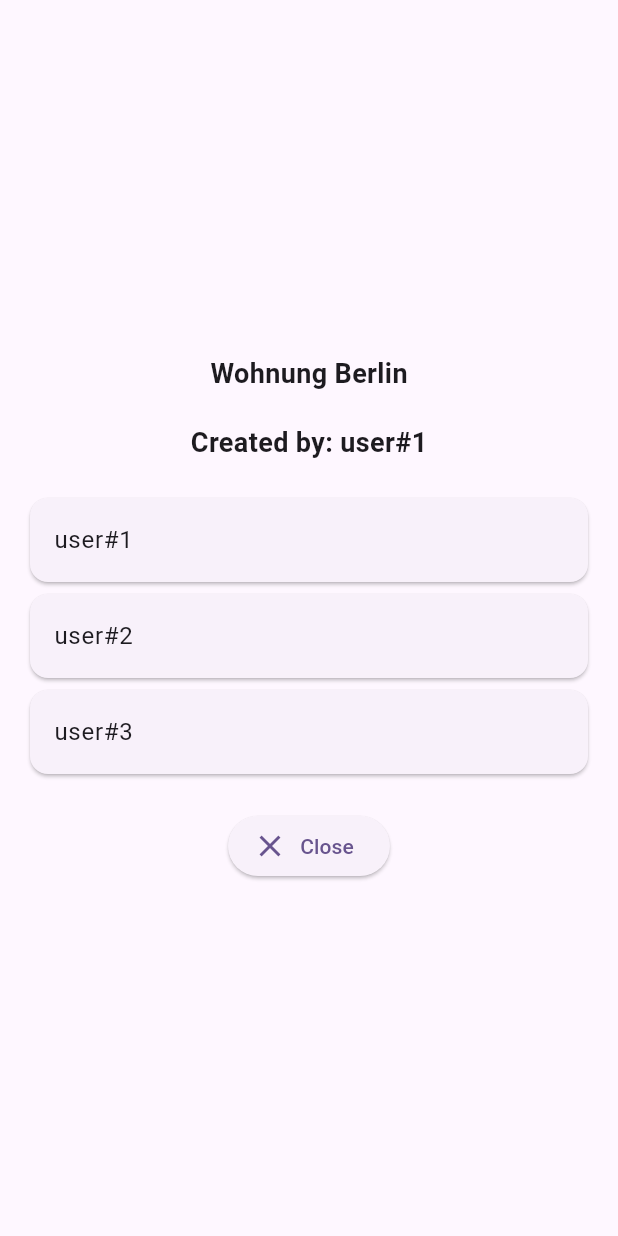
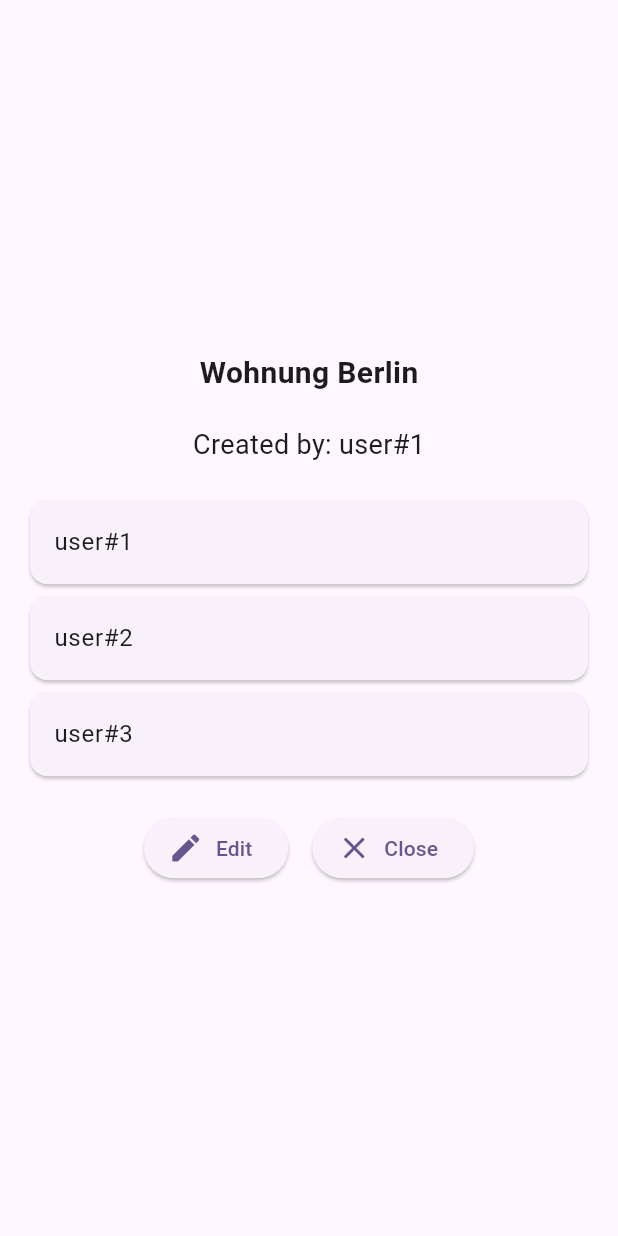
Before and after one commit to DenisKnecht02/flutter_project_2023, a Flutter app: the screen it shows after launch, after a tap on "Wohnung Berlin", on a phone screen of 412 x 824 dp. Run offline on Flutter 3.47's test engine with Material 2 defaults, Android fonts, the phone set to English and light mode, and no system bars; our stand-ins replace firebase_core; accounts and stored records are empty.

Commit message:
added edit screen for group

```diff
--- a/lib/widgets/group.dart
+++ b/lib/widgets/group.dart
@@ -5,7 +5,7 @@ import 'package:flutter_project_2023/shared/enums.dart';
 class GroupWidget extends StatefulWidget {
   final Group group;
 
-  GroupWidget({Key? key, required this.group}) : super(key: key);
+  GroupWidget({super.key, required this.group}) {}
 
   @override
   _GroupWidgetState createState() => _GroupWidgetState();
@@ -13,6 +13,245 @@ class GroupWidget extends StatefulWidget {
 
 class _GroupWidgetState extends State<GroupWidget> {
   final _meatballMenuIcon = const Icon(Icons.more_vert);
+
+  late String groupName;
+  late String groupDescription;
+  late List<String> userIds;
+
+  @override
+  void initState() {
+    resetData();
+  }
+
+  void resetData() {
+    setState(() {
+      groupName = widget.group.name;
+      groupDescription =
+          widget.group.description == null ? '' : widget.group.description!;
+      userIds = [...widget.group.userIds];
+    });
+  }
+
+  void showEditScreen() {
+    showGeneralDialog(
+      context: context,
+      pageBuilder: (context, animation, secondaryAnimation) {
+        return Scaffold(
+          body: Column(
+            mainAxisAlignment: MainAxisAlignment.center,
+            crossAxisAlignment: CrossAxisAlignment.center,
+            children: [
+              TextField(
+                controller: TextEditingController()..text = groupName,
+                decoration: const InputDecoration(
+                  hintText: 'Group Name',
+                ),
+                style: const TextStyle(
+                    fontSize: 18.0, fontWeight: FontWeight.bold),
+                onChanged: (value) {
+                  setState(() {
+                    groupName = value;
+                  });
+                },
+              ),
+              const SizedBox(
+                height: 20,
+              ),
+              TextField(
+                controller: TextEditingController()..text = groupDescription,
+                decoration: const InputDecoration(
+                  hintText: 'Group Description',
+                ),
+                style: const TextStyle(
+                  fontSize: 18.0,
+                ),
+                onChanged: (value) {
+                  setState(() {
+                    groupDescription = value;
+                  });
+                },
+              ),
+              const SizedBox(
+                height: 20,
+              ),
+              Text(
+                "Created by: ${widget.group.creatorId}",
+                style: const TextStyle(fontSize: 18.0),
+              ),
+              const SizedBox(
+                height: 20,
+              ),
+              ListView.builder(
+                key: Key(userIds.length.toString()),
+                scrollDirection: Axis.vertical,
+                shrinkWrap: true,
+                padding: const EdgeInsets.symmetric(horizontal: 16.0),
+                itemBuilder: (context, index) {
+                  return ClipRRect(
+                    borderRadius: const BorderRadius.all(Radius.circular(20)),
+                    child: Dismissible(
+                      key: Key(userIds[index]),
+                      direction: DismissDirection.endToStart,
+                      onDismissed: (direction) {
+                        setState(() {
+                          userIds.removeAt(index);
+                        });
+                      },
+                      background: Container(
+                        padding: const EdgeInsetsDirectional.only(end: 20),
+                        alignment: Alignment.centerRight,
+                        decoration: const BoxDecoration(
+                          color: Colors.red,
+                        ),
+                        child: const Icon(
+                          Icons.group_remove,
+                          color: Colors.white,
+                        ),
+                      ),
+                      child: Card(
+                          shape: const RoundedRectangleBorder(
+                              borderRadius: BorderRadius.all(Radius.zero)),
+                          margin: const EdgeInsets.only(bottom: 8),
+                          key: Key(userIds[index]),
+                          child: ListTile(
+                            title: Text(userIds[index]),
+                            trailing: const Icon(Icons.arrow_back),
+                          )),
+                    ),
+                  );
+                },
+                itemCount: userIds.length,
+              ),
+              const SizedBox(
+                height: 20,
+              ),
+              Row(
+                mainAxisAlignment: MainAxisAlignment.center,
+                children: [
+                  ElevatedButton.icon(
+                    onPressed: () {
+                      Navigator.pop(context);
+                    },
+                    icon: const Icon(
+                      Icons.save,
+                      size: 24.0,
+                    ),
+                    label: const Text('Save'),
+                  ),
+                  const SizedBox(width: 16),
+                  ElevatedButton.icon(
+                    onPressed: () {
+                      resetData();
+                      Navigator.of(context).pop();
+                    },
+                    icon: const Icon(
+                      Icons.close,
+                      size: 24.0,
+                    ),
+                    label: const Text('Cancel'),
+                  ),
+                ],
+              )
+            ],
+          ),
+        );
+      },
+      barrierDismissible: true,
+      barrierLabel: MaterialLocalizations.of(context).modalBarrierDismissLabel,
+      barrierColor: Theme.of(context).colorScheme.background,
+      transitionDuration: const Duration(milliseconds: 200),
+    );
+  }
+
+  void showDetailsScreen() {
+    showGeneralDialog(
+      context: context,
+      pageBuilder: (context, animation, secondaryAnimation) {
+        return Scaffold(
+          body: Column(
+            mainAxisAlignment: MainAxisAlignment.center,
+            crossAxisAlignment: CrossAxisAlignment.center,
+            children: [
+              Text(
+                widget.group.name,
+                softWrap: true,
+                overflow: TextOverflow.clip,
+                style: const TextStyle(
+                    fontSize: 20.0, fontWeight: FontWeight.bold),
+              ),
+              const SizedBox(
+                height: 20,
+              ),
+              if (widget.group.description != null) ...[
+                Text(
+                  widget.group.description!,
+                  style: const TextStyle(
+                    fontSize: 18.0,
+                  ),
+                ),
+                const SizedBox(
+                  height: 20,
+                ),
+              ],
+              Text(
+                "Created by: ${widget.group.creatorId}",
+                style: const TextStyle(fontSize: 18.0),
+              ),
+              const SizedBox(
+                height: 20,
+              ),
+              ListView.builder(
+                scrollDirection: Axis.vertical,
+                shrinkWrap: true,
+                padding: const EdgeInsets.symmetric(horizontal: 16.0),
+                itemBuilder: (context, index) {
+                  return Card(
+                    child: ListTile(
+                      title: Text(widget.group.userIds[index]),
+                    ),
+                  );
+                },
+                itemCount: widget.group.userIds.length,
+              ),
+              const SizedBox(
+                height: 20,
+              ),
+              Row(
+                mainAxisAlignment: MainAxisAlignment.center,
+                children: [
+                  ElevatedButton.icon(
+                    onPressed: () {
+                      showEditScreen();
+                    },
+                    icon: const Icon(
+                      Icons.edit,
+                      size: 24.0,
+                    ),
+                    label: const Text('Edit'),
+                  ),
+                  const SizedBox(width: 16),
+                  ElevatedButton.icon(
+                    onPressed: () {
+                      Navigator.pop(context);
+                    },
+                    icon: const Icon(
+                      Icons.close,
+                      size: 24.0,
+                    ),
+                    label: const Text('Close'),
+                  ),
+                ],
+              )
+            ],
+          ),
+        );
+      },
+      barrierDismissible: true,
+      barrierLabel: MaterialLocalizations.of(context).modalBarrierDismissLabel,
+      barrierColor: Theme.of(context).colorScheme.background,
+      transitionDuration: const Duration(milliseconds: 200),
+    );
+  }
 
   @override
   Widget build(BuildContext context) {
@@ -50,58 +289,10 @@ class _GroupWidgetState extends State<GroupWidget> {
               case 'delete':
                 // handle delete action
                 break;
-              case 'edit':
-                // handle Update action
-                break;
               case 'copy_invite_code':
                 break;
               case 'view_details':
-                Scaffold.of(context).showBottomSheet<void>(
-                    (BuildContext context) {
-                  return Container(
-                    height: 200,
-                    margin: const EdgeInsets.symmetric(
-                        horizontal: 32.0, vertical: 4.0),
-                    child: Center(
-                      child: Column(
-                        mainAxisAlignment: MainAxisAlignment.center,
-                        mainAxisSize: MainAxisSize.min,
-                        children: <Widget>[
-                          const Text("Create Group",
-                              style: TextStyle(
-                                fontSize: 24.0,
-                              )),
-                          const TextField(
-                            decoration: InputDecoration(
-                              labelText: "Group Name",
-                            ),
-                          ),
-                          const SizedBox(
-                            height: 20.0,
-                          ),
-                          Row(
-                            mainAxisAlignment: MainAxisAlignment.center,
-                            children: [
-                              ElevatedButton(
-                                  child: const Text('Create group'),
-                                  onPressed: () {
-                                    Navigator.pop(context);
-                                  }),
-                              const SizedBox(
-                                width: 10.0,
-                              ),
-                              ElevatedButton(
-                                  child: const Text('Cancel'),
-                                  onPressed: () {
-                                    Navigator.pop(context);
-                                  })
-                            ],
-                          ),
-                        ],
-                      ),
-                    ),
-                  );
-                }, backgroundColor: Colors.white);
+                showEditScreen();
                 break;
             }
           },
@@ -111,95 +302,14 @@ class _GroupWidgetState extends State<GroupWidget> {
               child: Text('Delete'),
             ),
             const PopupMenuItem(
-              value: 'edit',
-              child: Text('Edit'),
-            ),
-            const PopupMenuItem(
               value: 'copy_invite_code',
               child: Text('Copy Invite Code'),
-            ),
-            const PopupMenuItem(
-              value: 'view_details',
-              child: Text('View details'),
             ),
           ],
           icon: _meatballMenuIcon,
         ),
         onTap: () {
-          showGeneralDialog(
-            context: context,
-            pageBuilder: (context, animation, secondaryAnimation) {
-              return Scaffold(
-                body: Column(
-                  mainAxisAlignment: MainAxisAlignment.center,
-                  crossAxisAlignment: CrossAxisAlignment.center,
-                  children: [
-                    Text(
-                      widget.group.name,
-                      softWrap: true,
-                      overflow: TextOverflow.clip,
-                      style: const TextStyle(
-                          fontSize: 18.0, fontWeight: FontWeight.bold),
-                    ),
-                    const SizedBox(
-                      height: 20,
-                    ),
-                    if (widget.group.description != null) ...[
-                      Text(
-                        widget.group.description!,
-                        style: const TextStyle(
-                          fontSize: 18.0,
-                          fontWeight: FontWeight.bold,
-                        ),
-                      ),
-                      const SizedBox(
-                        height: 20,
-                      ),
-                    ],
-                    Text(
-                      "Created by: ${widget.group.creatorId}",
-                      style: const TextStyle(
-                          fontSize: 18.0, fontWeight: FontWeight.bold),
-                    ),
-                    const SizedBox(
-                      height: 20,
-                    ),
-                    ListView.builder(
-                      scrollDirection: Axis.vertical,
-                      shrinkWrap: true,
-                      padding: const EdgeInsets.symmetric(horizontal: 16.0),
-                      itemBuilder: (context, index) {
-                        return Card(
-                          child: ListTile(
-                            title: Text(widget.group.userIds[index]),
-                          ),
-                        );
-                      },
-                      itemCount: widget.group.userIds.length,
-                    ),
-                    const SizedBox(
-                      height: 20,
-                    ),
-                    ElevatedButton.icon(
-                      onPressed: () {
-                        Navigator.pop(context);
-                      },
-                      icon: const Icon(
-                        Icons.close,
-                        size: 24.0,
-                      ),
-                      label: const Text('Close'),
-                    ),
-                  ],
-                ),
-              );
-            },
-            barrierDismissible: true,
-            barrierLabel:
-                MaterialLocalizations.of(context).modalBarrierDismissLabel,
-            barrierColor: Theme.of(context).colorScheme.background,
-            transitionDuration: const Duration(milliseconds: 200),
-          );
+          showDetailsScreen();
         },
       ),
     );
--- a/lib/widgets/pages/group_page.dart
+++ b/lib/widgets/pages/group_page.dart
@@ -38,7 +38,7 @@ class GrouPage extends StatelessWidget {
           onPressed: () {
             Scaffold.of(context).showBottomSheet<void>((BuildContext context) {
               return Container(
-                height: 200,
+                height: MediaQuery.of(context).size.height,
                 margin:
                     const EdgeInsets.symmetric(horizontal: 32.0, vertical: 4.0),
                 child: Center(
```
